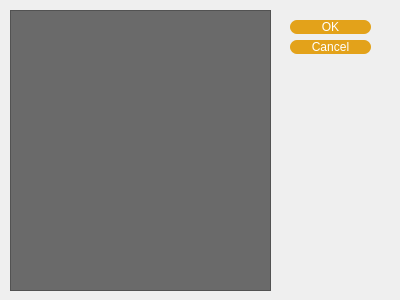
The window that src/imagelist.ui (Dokany/Steganogram) describes before a commit, drawn with Qt 5.
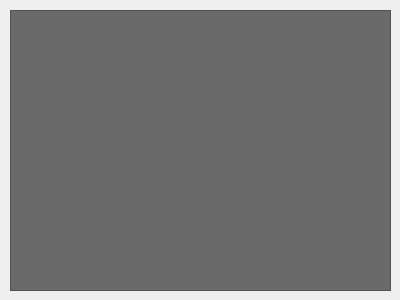
The same window after the commit.

```diff
--- a/src/imagelist.ui
+++ b/src/imagelist.ui
@@ -134,28 +134,12 @@
 width:20px;
 }</string>
   </property>
-  <widget class="QDialogButtonBox" name="buttonBox">
-   <property name="geometry">
-    <rect>
-     <x>290</x>
-     <y>20</y>
-     <width>81</width>
-     <height>241</height>
-    </rect>
-   </property>
-   <property name="orientation">
-    <enum>Qt::Vertical</enum>
-   </property>
-   <property name="standardButtons">
-    <set>QDialogButtonBox::Cancel|QDialogButtonBox::Ok</set>
-   </property>
-  </widget>
   <widget class="QListWidget" name="imageListWidget">
    <property name="geometry">
     <rect>
      <x>10</x>
      <y>10</y>
-     <width>261</width>
+     <width>381</width>
      <height>281</height>
     </rect>
    </property>
```
Left out of the diff: 35 changed lines with no effect on the pictures.
